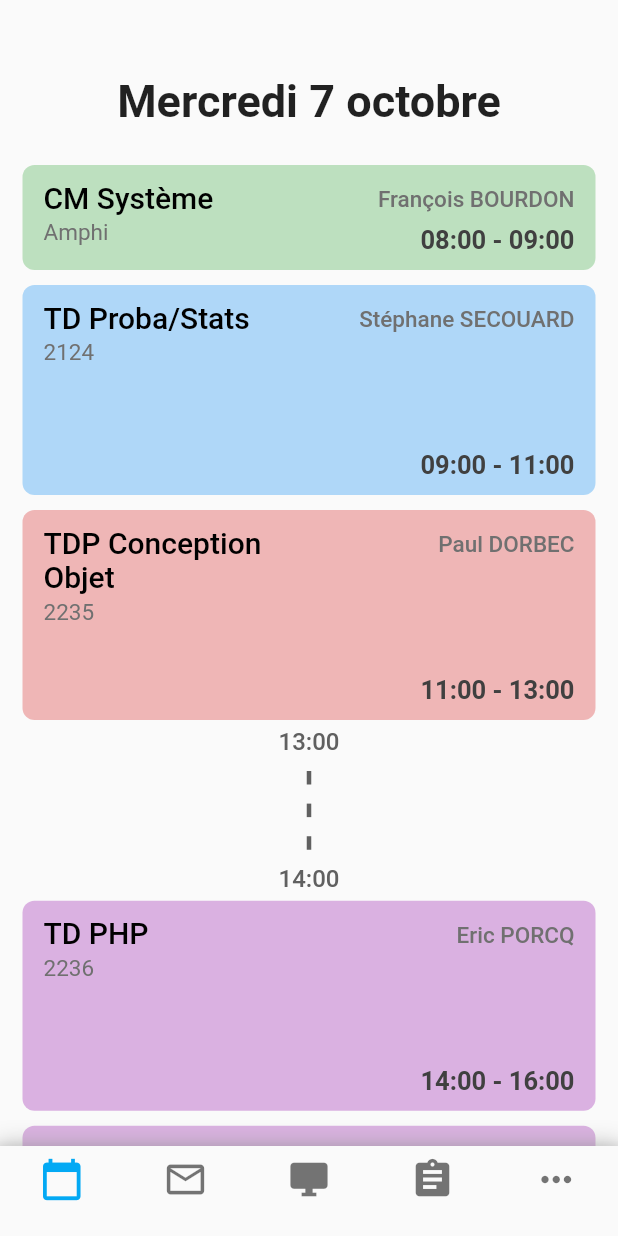
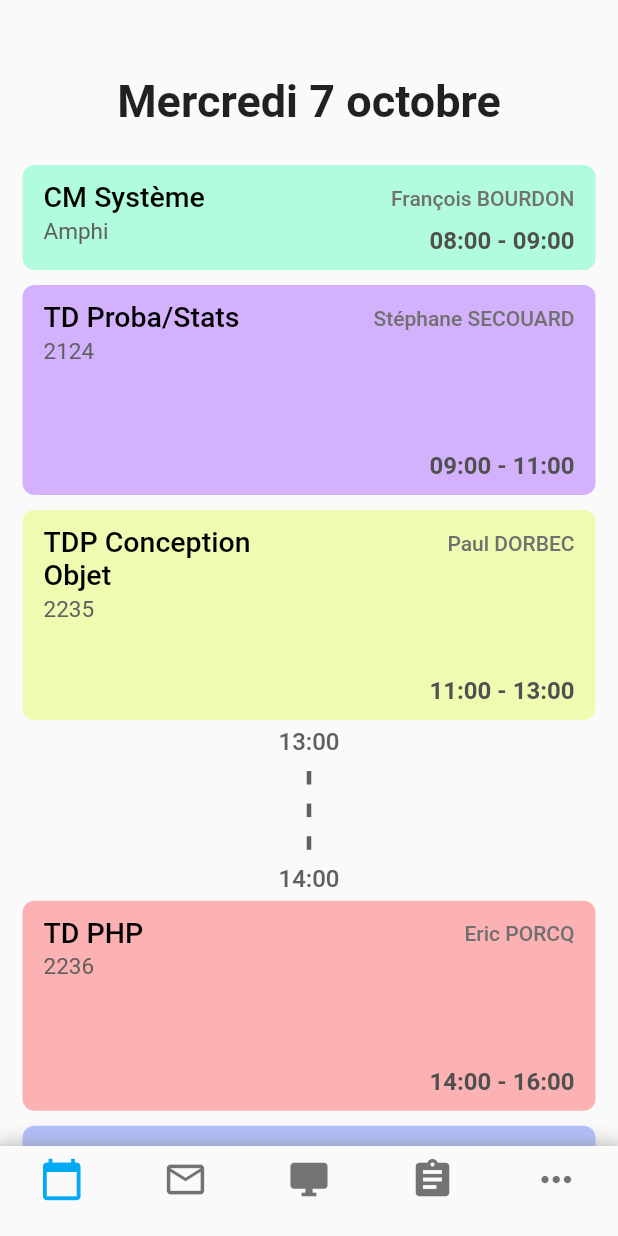
Before and after one commit to Clement-Hellot/EDT-Unicaen, a Flutter app: the screen it shows after launch, on a phone screen of 412 x 824 dp. Run offline on Flutter 3.47's test engine with Material 2 defaults, Android fonts, the phone set to English and light mode, and no system bars.

Commit message:
génération couleur matière

```diff
--- a/proto1/lib/objets.dart
+++ b/proto1/lib/objets.dart
@@ -1,3 +1,6 @@
+import 'dart:convert';
+import 'dart:math';
+
 import 'package:flutter/material.dart';
 
 class Horaire {
@@ -36,29 +39,25 @@ class Journee {
   // Liste cours ici ? ou alors classe enfant
 }
 
-// enum temporaire, après ça sera géré automatiquement, dans une classe Matiere
-enum Matieres {
-  TD_PHP,
-  CM_SYSTEM,
-  TD_PROBA,
-  TDP_CONCEPTION_OBJET,
+class Matiere {
+  static int randomMult = 2;
+
+  final String nom;
+
+  Matiere(this.nom);
+
+  /// Retourne une couleur propre à cette matière, générée à partir
+  /// de son nom
+  Color couleur() {
+    String nomOnlyAscii = nom.replaceAll(RegExp(r"[^\s\w]"), '');
+    int nomInt = 0;
+
+    for (int n in AsciiCodec().encode(nomOnlyAscii)) {
+      nomInt += n;
+    }
+
+    double randHue = Random(nomInt * randomMult).nextDouble() * 360;
+
+    return HSVColor.fromAHSV(1, randHue, 0.65, 1.0).toColor();
+  }
 }
-
-extension Matiere on Matieres {
-  static const noms = {
-    Matieres.TD_PHP: 'TD PHP',
-    Matieres.CM_SYSTEM: 'CM Système',
-    Matieres.TD_PROBA: 'TD Proba/Stats',
-    Matieres.TDP_CONCEPTION_OBJET: 'TDP Conception Objet',
-  };
-
-  static final couleurs = {
-    Matieres.TD_PHP: Colors.purple[300],
-    Matieres.CM_SYSTEM: Colors.green[300],
-    Matieres.TD_PROBA: Colors.blue[300],
-    Matieres.TDP_CONCEPTION_OBJET: Colors.red[300],
-  };
-
-  String get nom => noms[this];
-  Color get couleur => couleurs[this];
-}
--- a/proto1/lib/pageEdt.dart
+++ b/proto1/lib/pageEdt.dart
@@ -7,6 +7,7 @@ class PageEDT extends StatefulWidget {
   _PageEDTState createState() => _PageEDTState();
 
   static const tailleHeure = 70;
+  static const opaciteCours = 0.45;
 }
 
 class _PageEDTState extends State<PageEDT> {
@@ -29,21 +30,21 @@ class _PageEDTState extends State<PageEDT> {
             Column(
               children: [
                 Cours(
-                  matiere: Matieres.CM_SYSTEM,
+                  matiere: Matiere('CM Système'),
                   prof: 'François BOURDON',
                   debut: Horaire(8, 0),
                   fin: Horaire(9, 0),
                   salle: 'Amphi',
                 ),
                 Cours(
-                  matiere: Matieres.TD_PROBA,
+                  matiere: Matiere('TD Proba/Stats'),
                   prof: 'Stéphane SECOUARD',
                   debut: Horaire(9, 0),
                   fin: Horaire(11, 0),
                   salle: '2124',
                 ),
                 Cours(
-                  matiere: Matieres.TDP_CONCEPTION_OBJET,
+                  matiere: Matiere('TDP Conception Objet'),
                   prof: 'Paul DORBEC',
                   debut: Horaire(11, 0),
                   fin: Horaire(13, 0),
@@ -54,18 +55,18 @@ class _PageEDTState extends State<PageEDT> {
                   Horaire(14, 0),
                 ),
                 Cours(
-                  matiere: Matieres.TD_PHP,
+                  matiere: Matiere('TD PHP'),
                   prof: 'Eric PORCQ',
                   debut: Horaire(14, 0),
                   fin: Horaire(16, 0),
                   salle: '2236',
                 ),
                 Cours(
-                  matiere: Matieres.TD_PHP,
-                  prof: 'Eric PORCQ',
+                  matiere: Matiere('TP Anglais'),
+                  prof: 'Sylvian DELHOUMI',
                   debut: Horaire(16, 0),
-                  fin: Horaire(19, 0),
-                  salle: '2236',
+                  fin: Horaire(17, 0),
+                  salle: 'Labo langue',
                 ),
               ],
               mainAxisAlignment: MainAxisAlignment.start,
@@ -83,7 +84,7 @@ class Cours extends StatefulWidget {
   Cours({Key key, this.matiere, this.prof, this.salle, this.debut, this.fin})
       : super(key: key);
 
-  final Matieres matiere;
+  final Matiere matiere;
   final String prof;
   final String salle;
   final Horaire debut;
@@ -109,7 +110,7 @@ class _CoursState extends State<Cours> {
       padding: EdgeInsets.only(left: 14, top: 10, right: 14, bottom: 10),
       height: widget.duree * PageEDT.tailleHeure,
       decoration: BoxDecoration(
-        color: widget.matiere.couleur.withOpacity(0.5),
+        color: widget.matiere.couleur().withOpacity(PageEDT.opaciteCours),
         borderRadius: BorderRadius.all(Radius.circular(8)),
       ),
       child: Row(
@@ -124,7 +125,7 @@ class _CoursState extends State<Cours> {
                     widget.matiere.nom,
                     textAlign: TextAlign.left,
                     style: TextStyle(
-                      fontSize: 20,
+                      fontSize: 19,
                       color: Colors.black,
                       fontWeight: FontWeight.w500,
                     ),
@@ -138,7 +139,7 @@ class _CoursState extends State<Cours> {
                     textAlign: TextAlign.left,
                     style: TextStyle(
                       fontSize: 15,
-                      color: const Color(0xff707070),
+                      color: const Color(0xff606060),
                     ),
                   ),
                 ),
@@ -158,7 +159,7 @@ class _CoursState extends State<Cours> {
                     textAlign: TextAlign.right,
                     style: TextStyle(
                       color: Color(0xff707070),
-                      fontSize: 15,
+                      fontSize: 14,
                       fontWeight: FontWeight.w500,
                     ),
                   ),
@@ -170,8 +171,8 @@ class _CoursState extends State<Cours> {
                     widget.horaireString,
                     textAlign: TextAlign.right,
                     style: TextStyle(
-                      color: Color(0xff404040),
-                      fontSize: 17,
+                      color: Color(0xff505050),
+                      fontSize: 16,
                       fontWeight: FontWeight.w600,
                     ),
                   ),
@@ -260,19 +261,3 @@ class PauseLigne extends StatelessWidget {
 
 // --TODO--
 // - Génération edt
-
-// Couleur matière
-//
-// Il faudrait une couleur aléatoire assignée à chaque matière
-//
-// Problème :
-// Il faudrait à chaque fois la même couleur pour la même matière
-// - Pas réinitialisée à chaque lancement
-//   -> on pourrait la stocker
-//     -- place pour pas grand chose
-//     -- personne aurait les mêmes, sauf si stockage sur serveur (lol non)
-// - Ca serait bien que tout le monde ait la même chose
-//
-// Idée : Générer directement la couleur à partir du nom de la matière
-// Utiliser une conversion du nom en nombre, soit directement comme couleur,
-// soit comme seed pour générer une couleur
```
